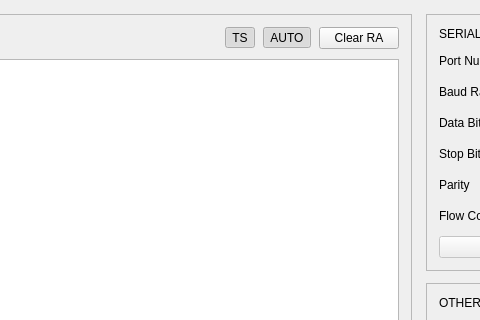
Before: the Qt Designer form gui/mainwindow.ui in ketoru210/tessera, drawn with Qt 5; both pictures show x 321 to 801 and y 0 to 320 of the 1000 by 680 pixel window.
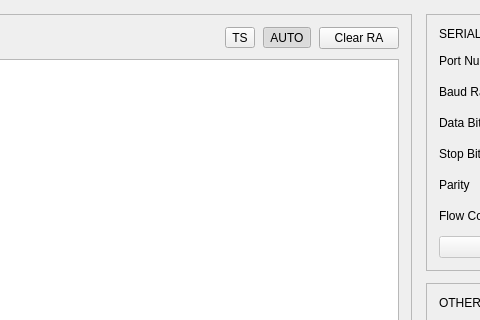
After: the same form once the commit is applied.

Commit message: feat(gui): stamp received lines with a timestamp when TS is on

```diff
--- a/gui/mainwindow.ui
+++ b/gui/mainwindow.ui
@@ -112,7 +112,7 @@
                <bool>true</bool>
               </property>
               <property name="checked">
-               <bool>true</bool>
+               <bool>false</bool>
               </property>
              </widget>
             </item>
```
The commit also changes 2 other files.
